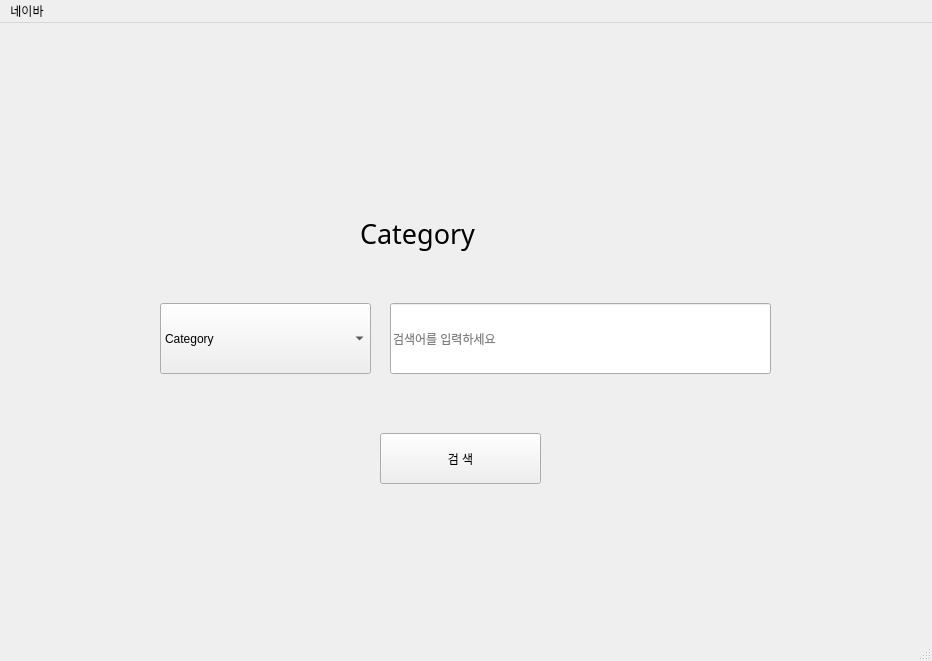
Above: mainWidget.ui from hooah26/Recommender_word2vec_tfidf before the change. Below: the same form after it.
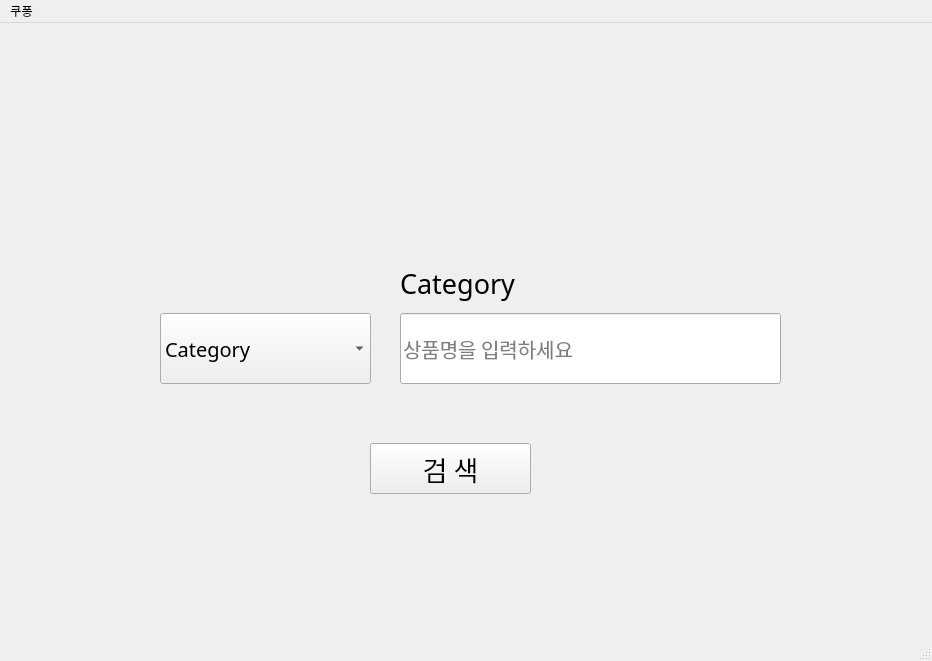
That is the form after the change.

What changed in the file:
```diff
--- a/mainWidget.ui
+++ b/mainWidget.ui
@@ -18,11 +18,17 @@
     <property name="geometry">
      <rect>
       <x>160</x>
-      <y>280</y>
+      <y>290</y>
       <width>211</width>
       <height>71</height>
      </rect>
     </property>
+    <property name="font">
+     <font>
+      <family>궁서</family>
+      <pointsize>15</pointsize>
+     </font>
+    </property>
     <item>
      <property name="text">
       <string>Category</string>
@@ -32,15 +38,15 @@
    <widget class="QLabel" name="lbl_title">
     <property name="geometry">
      <rect>
-      <x>360</x>
-      <y>190</y>
+      <x>400</x>
+      <y>240</y>
       <width>161</width>
       <height>41</height>
      </rect>
     </property>
     <property name="font">
      <font>
-      <family>Bahnschrift SemiLight SemiConde</family>
+      <family>궁서</family>
       <pointsize>20</pointsize>
      </font>
     </property>
@@ -60,12 +66,18 @@
    <widget class="QPushButton" name="btn_search">
     <property name="geometry">
      <rect>
-      <x>380</x>
-      <y>410</y>
+      <x>370</x>
+      <y>420</y>
       <width>161</width>
       <height>51</height>
      </rect>
     </property>
+    <property name="font">
+     <font>
+      <family>궁서</family>
+      <pointsize>20</pointsize>
+     </font>
+    </property>
     <property name="text">
      <string>검 색</string>
     </property>
@@ -73,17 +85,51 @@
    <widget class="QLineEdit" name="le_keyword">
     <property name="geometry">
      <rect>
-      <x>390</x>
-      <y>280</y>
+      <x>400</x>
+      <y>290</y>
       <width>381</width>
       <height>71</height>
      </rect>
     </property>
+    <property name="font">
+     <font>
+      <family>궁서</family>
+      <pointsize>15</pointsize>
+     </font>
+    </property>
     <property name="text">
      <string/>
     </property>
     <property name="placeholderText">
-     <string>검색어를 입력하세요</string>
+     <string>상품명을 입력하세요</string>
+    </property>
+   </widget>
+   <widget class="QLabel" name="lbl_coupang">
+    <property name="geometry">
+     <rect>
+      <x>230</x>
+      <y>60</y>
+      <width>491</width>
+      <height>141</height>
+     </rect>
+    </property>
+    <property name="font">
+     <font>
+      <family>궁서</family>
+      <pointsize>50</pointsize>
+     </font>
+    </property>
+    <property name="cursor">
+     <cursorShape>IBeamCursor</cursorShape>
+    </property>
+    <property name="mouseTracking">
+     <bool>false</bool>
+    </property>
+    <property name="tabletTracking">
+     <bool>false</bool>
+    </property>
+    <property name="text">
+     <string/>
     </property>
    </widget>
   </widget>
@@ -98,7 +144,7 @@
    </property>
    <widget class="QMenu" name="menu">
     <property name="title">
-     <string>네이바</string>
+     <string>쿠퐁</string>
     </property>
    </widget>
    <addaction name="menu"/>
```
